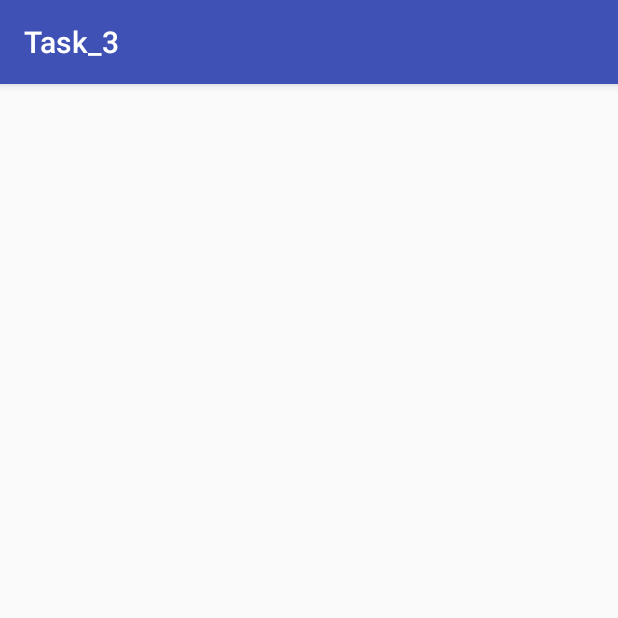
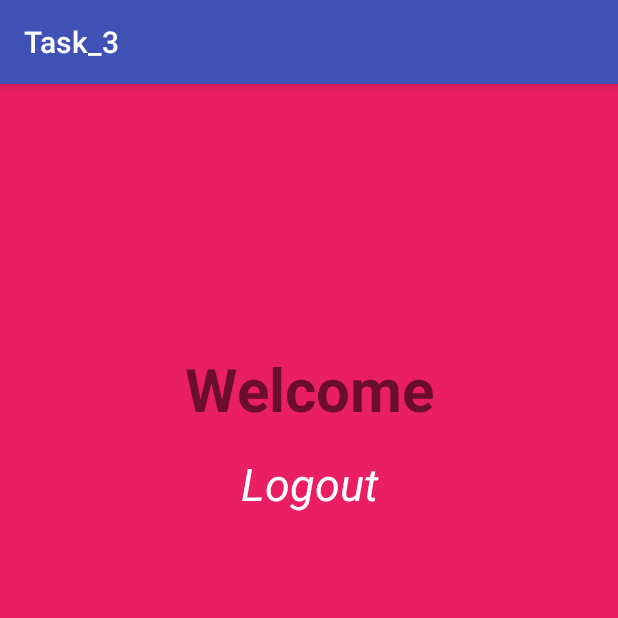
Before and after one commit to irfand19/Task_3, an Android app: the HomeActivity screen opened directly, with no data from a screen before it, on a phone screen of 412 x 824 dp, the top half of it. Run offline under Robolectric (Android 15) with nearby library versions, the light colour scheme and no system bars.

Commit message:
layout home beres

```diff
--- a/app/src/main/res/layout/activity_home.xml
+++ b/app/src/main/res/layout/activity_home.xml
@@ -1,5 +1,5 @@
 <?xml version="1.0" encoding="utf-8"?>
-<RelativeLayout xmlns:android="http://schemas.android.com/apk/res/android"
+<LinearLayout xmlns:android="http://schemas.android.com/apk/res/android"
     xmlns:tools="http://schemas.android.com/tools"
     android:layout_width="match_parent"
     android:layout_height="match_parent"
@@ -7,6 +7,28 @@
     android:paddingLeft="@dimen/activity_horizontal_margin"
     android:paddingRight="@dimen/activity_horizontal_margin"
     android:paddingTop="@dimen/activity_vertical_margin"
+    android:orientation="vertical"
+    android:background="#E91E63"
     tools:context="irfandp.task_3.HomeActivity">
 
-</RelativeLayout>
+    <TextView
+        android:paddingTop="160dp"
+        android:paddingBottom="16dp"
+        android:layout_width="match_parent"
+        android:layout_height="wrap_content"
+        android:textAlignment="center"
+        android:textStyle="bold"
+        android:textSize="40sp"
+        android:text="Welcome"/>
+
+    <TextView
+        android:layout_width="match_parent"
+        android:layout_height="wrap_content"
+        android:textAlignment="center"
+        android:textColor="#ffffff"
+        android:textSize="30sp"
+        android:textStyle="italic"
+        android:text="Logout"/>
+
+
+</LinearLayout>
```
Also changed, not shown: app/src/main/java/irfandp/task_3/MainActivity.java (+19 -1 lines).
